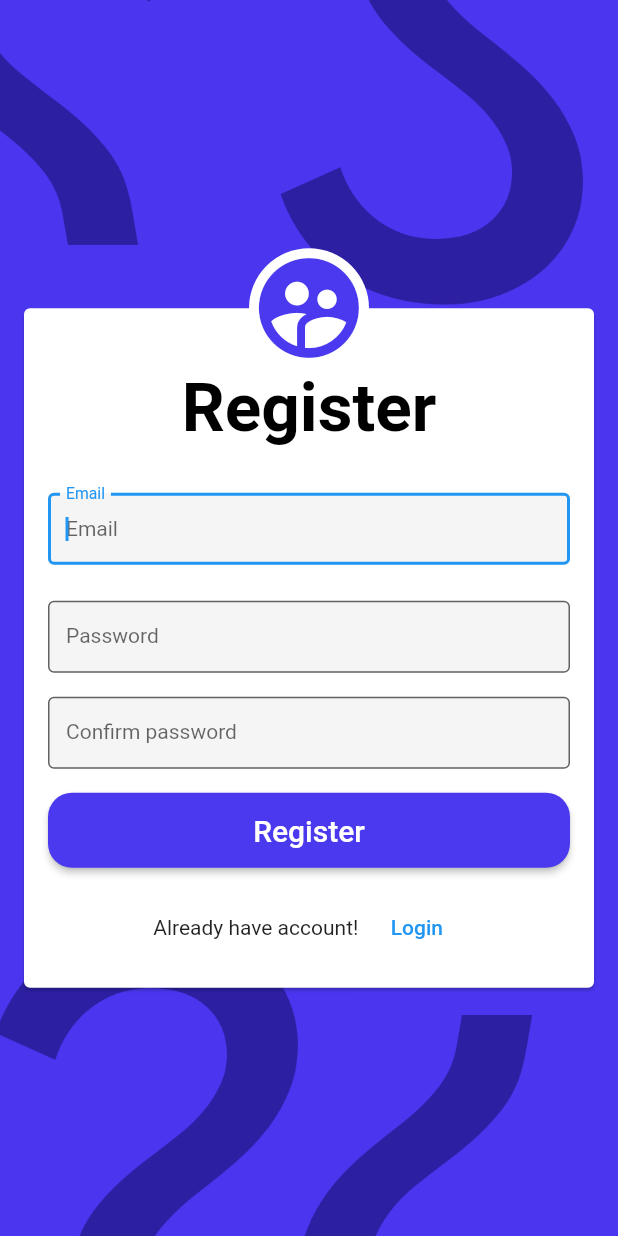
After one commit to matthewgatto/crowd-flutter, a Flutter app: the RegisterPage screen opened by its route, on a phone screen of 412 x 824 dp. The commit adds this screen. Run offline on Flutter 3.47's test engine with Material 2 defaults, Android fonts, the phone set to English and light mode, and no system bars; drawn by our look-alikes of auto_size_text; our stand-ins replace cloud_firestore, dropdown_button2, easy_debounce, equatable, firebase_auth, firebase_core and 12 more; missing offline and left inert: json_path, mime_type; accounts and stored records are empty.

Commit message:
create design for login , register and forgot password page

```diff
--- a/lib/flutter_flow/nav/nav.dart
+++ b/lib/flutter_flow/nav/nav.dart
@@ -1,6 +1,9 @@
 import 'dart:async';
 
 import 'package:crowds/pages/about_us_page/about_us_page.dart';
+import 'package:crowds/pages/forgot_password_page/forgot_password_page.dart';
+import 'package:crowds/pages/login_page/login_page.dart';
+import 'package:crowds/pages/register_page/register_page.dart';
 import 'package:flutter/material.dart';
 import 'package:go_router/go_router.dart';
 import 'package:page_transition/page_transition.dart';
@@ -141,7 +144,17 @@ GoRouter createRouter(AppStateNotifier appStateNotifier) => GoRouter(
         FFRoute(
           name: 'LoginPage',
           path: '/loginPage',
-          builder: (context, params) => LoginPageWidget(),
+          builder: (context, params) => LoginPage(),
+        ),
+        FFRoute(
+          name: 'RegisterPage',
+          path: '/registerPage',
+          builder: (context, params) => RegisterPage(),
+        ),
+        FFRoute(
+          name: 'ForgotPasswordPage',
+          path: '/forgotPasswordPage',
+          builder: (context, params) => ForgotPasswordPage(),
         ),
         FFRoute(
           name: 'AnsweringQuestionSuccessfully',
--- a/lib/index.dart
+++ b/lib/index.dart
@@ -9,7 +9,6 @@ export '/pages/answering_question/answering_question_widget.dart'
     show AnsweringQuestionWidget;
 export '/pages/create_question_multi_select/create_question_multi_select_widget.dart'
     show CreateQuestionMultiSelectWidget;
-export '/pages/login_page/login_page_widget.dart' show LoginPageWidget;
 export '/pages/answering_question_successfully/answering_question_successfully_widget.dart'
     show AnsweringQuestionSuccessfullyWidget;
 export '/pages/list_questions/list_questions_widget.dart'
--- /dev/null
+++ b/lib/pages/login_page/login_page.dart
@@ -0,0 +1,64 @@
+import 'package:crowds/widgets/base_scaffold.dart';
+import 'package:crowds/widgets/button_widget.dart';
+import 'package:crowds/widgets/text_form_field_widget.dart';
+import 'package:flutter/material.dart';
+
+class LoginPage extends StatelessWidget {
+  const LoginPage({super.key});
+
+  void _forgotPassword(BuildContext context) {}
+
+  void _register(BuildContext context) {}
+
+  void _login(BuildContext context) {}
+
+  @override
+  Widget build(BuildContext context) {
+    return BaseScaffold(
+      title: "Login",
+      icon: Icons.account_circle,
+      body: Column(
+        mainAxisSize: MainAxisSize.min,
+        children: [
+          TextFormFieldWidget(
+            labelText: "Email",
+            hintText: "Email",
+            controller: TextEditingController(),
+          ),
+          SizedBox(height: 16),
+          TextFormFieldWidget(
+            labelText: "Password",
+            hintText: "Password",
+            controller: TextEditingController(),
+          ),
+          SizedBox(height: 16),
+          SizedBox(
+            width: double.infinity,
+            height: 50,
+            child: ButtonWidget(
+              title: "Login",
+              onPressed: () => _login(context),
+            ),
+          ),
+          SizedBox(height: 16),
+          Row(
+            mainAxisAlignment: MainAxisAlignment.center,
+            children: [
+              Text("Don't have account!  "),
+              TextButton(
+                child: Text("Register"),
+                onPressed: () => _register(context),
+              ),
+            ],
+          ),
+          SizedBox(height: 8),
+          TextButton(
+            child: Text("Forgot password"),
+            onPressed: () => _forgotPassword(context),
+          ),
+          SizedBox(height: 16),
+        ],
+      ),
+    );
+  }
+}
--- /dev/null
+++ b/lib/pages/register_page/register_page.dart
@@ -0,0 +1,63 @@
+import 'package:crowds/widgets/base_scaffold.dart';
+import 'package:crowds/widgets/button_widget.dart';
+import 'package:crowds/widgets/text_form_field_widget.dart';
+import 'package:flutter/material.dart';
+
+class RegisterPage extends StatelessWidget {
+  const RegisterPage({super.key});
+
+  void _register(BuildContext context) {}
+
+  void _login(BuildContext context) {}
+
+  @override
+  Widget build(BuildContext context) {
+    return BaseScaffold(
+      title: "Register",
+      icon: Icons.supervised_user_circle,
+      body: Column(
+        mainAxisSize: MainAxisSize.min,
+        children: [
+          TextFormFieldWidget(
+            labelText: "Email",
+            hintText: "Email",
+            controller: TextEditingController(),
+          ),
+          SizedBox(height: 24),
+          TextFormFieldWidget(
+            labelText: "Password",
+            hintText: "Password",
+            controller: TextEditingController(),
+          ),
+          SizedBox(height: 16),
+          TextFormFieldWidget(
+            labelText: "Confirm password",
+            hintText: "Confirm password",
+            controller: TextEditingController(),
+          ),
+          SizedBox(height: 16),
+          SizedBox(
+            width: double.infinity,
+            height: 50,
+            child: ButtonWidget(
+              title: "Register",
+              onPressed: () => _register(context),
+            ),
+          ),
+          SizedBox(height: 16),
+          Row(
+            mainAxisAlignment: MainAxisAlignment.center,
+            children: [
+              Text("Already have account!  "),
+              TextButton(
+                child: Text("Login"),
+                onPressed: () => _login(context),
+              ),
+            ],
+          ),
+          SizedBox(height: 16),
+        ],
+      ),
+    );
+  }
+}
--- /dev/null
+++ b/lib/widgets/base_scaffold.dart
@@ -0,0 +1,118 @@
+import 'package:auto_size_text/auto_size_text.dart';
+import 'package:crowds/flutter_flow/flutter_flow_theme.dart';
+import 'package:flutter/material.dart';
+
+class BaseScaffold extends StatelessWidget {
+  final String? appBarTitle;
+  final String? title;
+  final Widget? body;
+  final IconData? icon;
+
+  const BaseScaffold({
+    this.body,
+    this.appBarTitle,
+    this.title,
+    this.icon,
+    super.key,
+  });
+
+  @override
+  Widget build(BuildContext context) {
+    var mainColor = FlutterFlowTheme.of(context).splash;
+    var iconSize = 80.0;
+    var padding = 16.0;
+    Widget getBody() {
+      if (appBarTitle != null) {
+        return body ?? SizedBox();
+      }
+      return SafeArea(
+        child: Center(
+          child: Stack(
+            alignment: Alignment.topCenter,
+            children: [
+              Card(
+                margin: EdgeInsets.only(
+                  left: padding,
+                  right: padding,
+                  top: iconSize / 2,
+                ),
+                child: Container(
+                  width: double.infinity,
+                  padding: EdgeInsets.symmetric(horizontal: padding),
+                  child: Column(
+                    mainAxisSize: MainAxisSize.min,
+                    children: [
+                      Visibility(
+                        visible: title != null,
+                        child: Padding(
+                          padding: EdgeInsets.only(
+                            top: iconSize / 2,
+                            bottom: 30,
+                            left: 30,
+                            right: 30,
+                          ),
+                          child: Column(
+                            children: [
+                              AutoSizeText(
+                                title ?? '',
+                                maxLines: 1,
+                                style: Theme.of(context)
+                                    .textTheme
+                                    .displaySmall
+                                    ?.copyWith(
+                                      fontWeight: FontWeight.bold,
+                                      color: Colors.black,
+                                    ),
+                              ),
+                            ],
+                          ),
+                        ),
+                      ),
+                      body ?? SizedBox(),
+                    ],
+                  ),
+                ),
+              ),
+              Visibility(
+                visible: icon != null,
+                child: Container(
+                  decoration: BoxDecoration(
+                    shape: BoxShape.circle,
+                    color: Theme.of(context).cardColor,
+                  ),
+                  child: Icon(
+                    icon,
+                    color: mainColor,
+                    size: iconSize,
+                  ),
+                ),
+              ),
+            ],
+          ),
+        ),
+      );
+    }
+
+    return Scaffold(
+      appBar: appBarTitle != null
+          ? AppBar(
+              backgroundColor: mainColor,
+              title: Text(appBarTitle ?? ""),
+            )
+          : null,
+      body: Container(
+        width: double.infinity,
+        height: double.infinity,
+        decoration: BoxDecoration(
+          image: DecorationImage(
+            fit: BoxFit.cover,
+            image: Image.asset(
+              'assets/images/page_background@2x.png',
+            ).image,
+          ),
+        ),
+        child: getBody(),
+      ),
+    );
+  }
+}
```
Also changed, not shown: lib/pages/forgot_password_page/forgot_password_page.dart (added, +39 -0 lines), lib/pages/login_page/login_page_model.dart (deleted, +0 -37 lines), lib/pages/login_page/login_page_widget.dart (deleted, +0 -306 lines).
